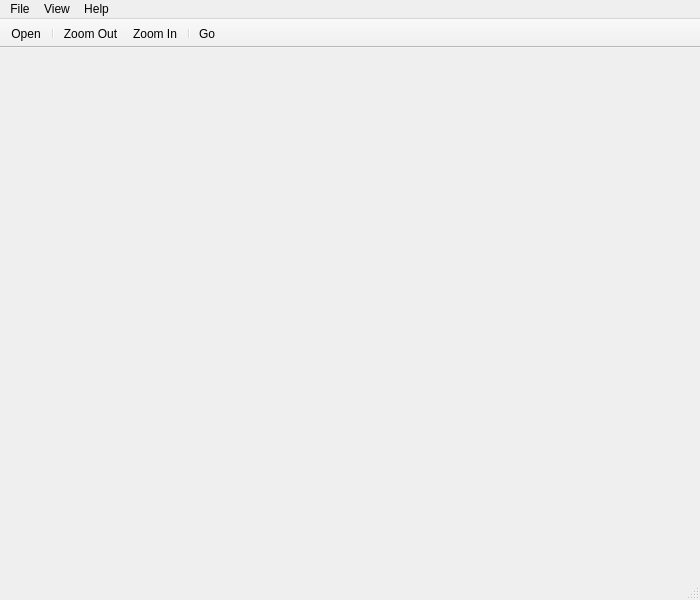
The window that examples/pdfwidgets/pdfviewer/mainwindow.ui (qt/qtwebengine) describes before a commit, drawn with Qt 5.
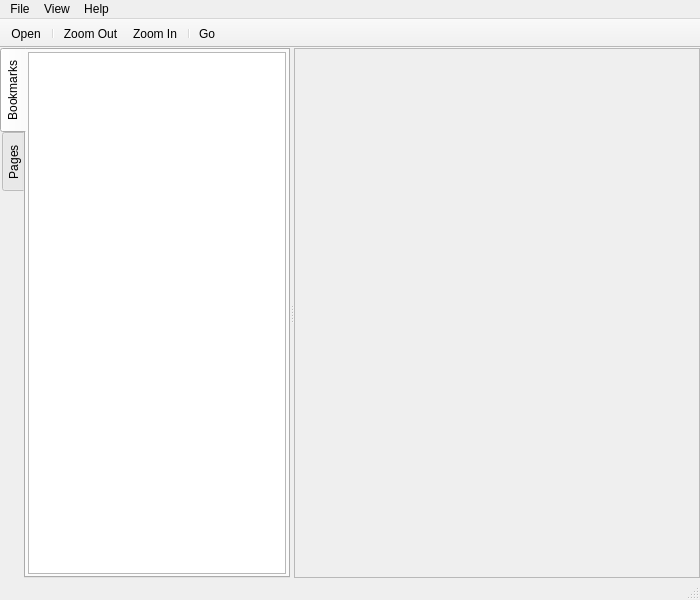
The same window after the commit. Icons and pictures are not drawn.

Commit message:
Add bookmarks view to pdfviewer example
Add a treeview to the pdfviewer example to show the
usage of QPdfBookmarkModel

```diff
--- a/examples/pdfwidgets/pdfviewer/mainwindow.ui
+++ b/examples/pdfwidgets/pdfviewer/mainwindow.ui
@@ -34,27 +34,109 @@
      <number>0</number>
     </property>
     <item>
-     <widget class="QScrollArea" name="scrollArea">
-      <property name="frameShape">
-       <enum>QFrame::NoFrame</enum>
-      </property>
-      <property name="lineWidth">
-       <number>0</number>
-      </property>
-      <property name="widgetResizable">
-       <bool>true</bool>
-      </property>
-      <widget class="QWidget" name="scrollAreaWidgetContents">
-       <property name="geometry">
-        <rect>
-         <x>0</x>
-         <y>0</y>
-         <width>700</width>
-         <height>517</height>
-        </rect>
+     <widget class="QWidget" name="widget" native="true">
+      <layout class="QVBoxLayout" name="verticalLayout_2">
+       <property name="spacing">
+        <number>0</number>
        </property>
-       <layout class="QVBoxLayout" name="verticalLayout_2"/>
-      </widget>
+       <property name="leftMargin">
+        <number>0</number>
+       </property>
+       <property name="topMargin">
+        <number>0</number>
+       </property>
+       <property name="rightMargin">
+        <number>0</number>
+       </property>
+       <property name="bottomMargin">
+        <number>0</number>
+       </property>
+       <item>
+        <widget class="QSplitter" name="splitter">
+         <property name="orientation">
+          <enum>Qt::Horizontal</enum>
+         </property>
+         <widget class="QTabWidget" name="tabWidget">
+          <property name="sizePolicy">
+           <sizepolicy hsizetype="Preferred" vsizetype="Expanding">
+            <horstretch>0</horstretch>
+            <verstretch>0</verstretch>
+           </sizepolicy>
+          </property>
+          <property name="tabPosition">
+           <enum>QTabWidget::West</enum>
+          </property>
+          <property name="currentIndex">
+           <number>0</number>
+          </property>
+          <property name="documentMode">
+           <bool>false</bool>
+          </property>
+          <widget class="QWidget" name="bookmarkTab">
+           <attribute name="title">
+            <string>Bookmarks</string>
+           </attribute>
+           <layout class="QVBoxLayout" name="verticalLayout_3">
+            <property name="spacing">
+             <number>0</number>
+            </property>
+            <property name="leftMargin">
+             <number>2</number>
+            </property>
+            <property name="topMargin">
+             <number>2</number>
+            </property>
+            <property name="rightMargin">
+             <number>2</number>
+            </property>
+            <property name="bottomMargin">
+             <number>2</number>
+            </property>
+            <item>
+             <widget class="QTreeView" name="bookmarkView">
+              <property name="sizePolicy">
+               <sizepolicy hsizetype="Preferred" vsizetype="Expanding">
+                <horstretch>0</horstretch>
+                <verstretch>0</verstretch>
+               </sizepolicy>
+              </property>
+              <property name="headerHidden">
+               <bool>true</bool>
+              </property>
+             </widget>
+            </item>
+           </layout>
+          </widget>
+          <widget class="QWidget" name="pagesTab">
+           <attribute name="title">
+            <string>Pages</string>
+           </attribute>
+          </widget>
+         </widget>
+         <widget class="QScrollArea" name="scrollArea">
+          <property name="sizePolicy">
+           <sizepolicy hsizetype="Expanding" vsizetype="Expanding">
+            <horstretch>10</horstretch>
+            <verstretch>0</verstretch>
+           </sizepolicy>
+          </property>
+          <property name="widgetResizable">
+           <bool>true</bool>
+          </property>
+          <widget class="QWidget" name="scrollAreaWidgetContents">
+           <property name="geometry">
+            <rect>
+             <x>0</x>
+             <y>0</y>
+             <width>401</width>
+             <height>515</height>
+            </rect>
+           </property>
+          </widget>
+         </widget>
+        </widget>
+       </item>
+      </layout>
      </widget>
     </item>
    </layout>
```
The commit also changes 2 other files.
